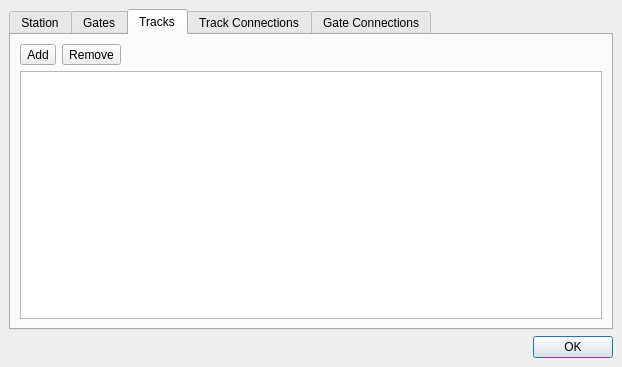
The window that src/stations/manager/stations/dialogs/stationeditdialog.ui (gfgit/ModelRailroadTimetablePlanner) describes before a commit, drawn with Qt 5.
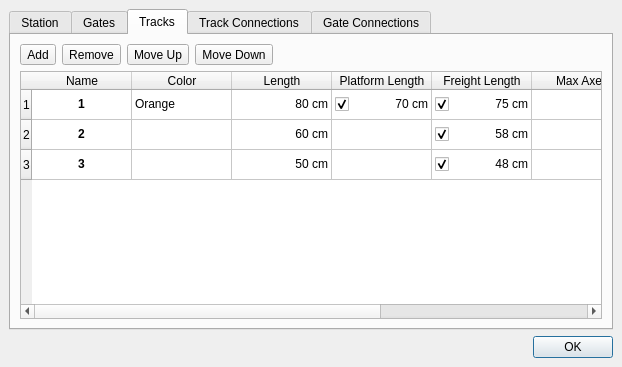
The same window after the commit. The open tabs and pages were chosen to show the change.

Commit message: StationEditDialog: mock-up made with designer tool just to see how it looks.

Patch:
```diff
--- a/src/stations/manager/stations/dialogs/stationeditdialog.ui
+++ b/src/stations/manager/stations/dialogs/stationeditdialog.ui
@@ -239,6 +239,20 @@
            </property>
           </widget>
          </item>
+         <item>
+          <widget class="QToolButton" name="moveTrackUpBut">
+           <property name="text">
+            <string>Move Up</string>
+           </property>
+          </widget>
+         </item>
+         <item>
+          <widget class="QToolButton" name="moveTrackDownBut">
+           <property name="text">
+            <string>Move Down</string>
+           </property>
+          </widget>
+         </item>
          <item>
           <spacer name="horizontalSpacer_2">
            <property name="orientation">
@@ -255,7 +269,227 @@
         </layout>
        </item>
        <item>
-        <widget class="QTableView" name="trackView"/>
+        <widget class="QTableWidget" name="trackView">
+         <row>
+          <property name="text">
+           <string>1</string>
+          </property>
+         </row>
+         <row>
+          <property name="text">
+           <string>2</string>
+          </property>
+         </row>
+         <row>
+          <property name="text">
+           <string>3</string>
+          </property>
+         </row>
+         <column>
+          <property name="text">
+           <string>Name</string>
+          </property>
+         </column>
+         <column>
+          <property name="text">
+           <string>Color</string>
+          </property>
+         </column>
+         <column>
+          <property name="text">
+           <string>Length</string>
+          </property>
+         </column>
+         <column>
+          <property name="text">
+           <string>Platform Length</string>
+          </property>
+         </column>
+         <column>
+          <property name="text">
+           <string>Freight Length</string>
+          </property>
+         </column>
+         <column>
+          <property name="text">
+           <string>Max Axes</string>
+          </property>
+         </column>
+         <column>
+          <property name="text">
+           <string>Electrified</string>
+          </property>
+         </column>
+         <column>
+          <property name="text">
+           <string>Trough</string>
+          </property>
+         </column>
+         <item row="0" column="0">
+          <property name="text">
+           <string>1</string>
+          </property>
+          <property name="font">
+           <font>
+            <weight>75</weight>
+            <bold>true</bold>
+           </font>
+          </property>
+          <property name="textAlignment">
+           <set>AlignCenter</set>
+          </property>
+         </item>
+         <item row="0" column="1">
+          <property name="text">
+           <string>Orange</string>
+          </property>
+          <property name="background">
+           <brush brushstyle="NoBrush">
+            <color alpha="255">
+             <red>255</red>
+             <green>170</green>
+             <blue>0</blue>
+            </color>
+           </brush>
+          </property>
+         </item>
+         <item row="0" column="2">
+          <property name="text">
+           <string>80 cm</string>
+          </property>
+          <property name="textAlignment">
+           <set>AlignTrailing|AlignVCenter</set>
+          </property>
+         </item>
+         <item row="0" column="3">
+          <property name="text">
+           <string>70 cm</string>
+          </property>
+          <property name="textAlignment">
+           <set>AlignTrailing|AlignVCenter</set>
+          </property>
+          <property name="checkState">
+           <enum>Checked</enum>
+          </property>
+         </item>
+         <item row="0" column="4">
+          <property name="text">
+           <string>75 cm</string>
+          </property>
+          <property name="textAlignment">
+           <set>AlignTrailing|AlignVCenter</set>
+          </property>
+          <property name="checkState">
+           <enum>Checked</enum>
+          </property>
+         </item>
+         <item row="0" column="5">
+          <property name="text">
+           <string>120</string>
+          </property>
+          <property name="textAlignment">
+           <set>AlignTrailing|AlignVCenter</set>
+          </property>
+         </item>
+         <item row="0" column="6">
+          <property name="text">
+           <string/>
+          </property>
+          <property name="checkState">
+           <enum>Checked</enum>
+          </property>
+         </item>
+         <item row="0" column="7">
+          <property name="text">
+           <string/>
+          </property>
+          <property name="checkState">
+           <enum>Checked</enum>
+          </property>
+         </item>
+         <item row="1" column="0">
+          <property name="text">
+           <string>2</string>
+          </property>
+          <property name="font">
+           <font>
+            <weight>75</weight>
+            <bold>true</bold>
+           </font>
+          </property>
+          <property name="textAlignment">
+           <set>AlignCenter</set>
+          </property>
+         </item>
+         <item row="1" column="2">
+          <property name="text">
+           <string>60 cm</string>
+          </property>
+          <property name="textAlignment">
+           <set>AlignTrailing|AlignVCenter</set>
+          </property>
+         </item>
+         <item row="1" column="4">
+          <property name="text">
+           <string>58 cm</string>
+          </property>
+          <property name="textAlignment">
+           <set>AlignTrailing|AlignVCenter</set>
+          </property>
+          <property name="checkState">
+           <enum>Checked</enum>
+          </property>
+         </item>
+         <item row="1" column="5">
+          <property name="text">
+           <string>80</string>
+          </property>
+          <property name="textAlignment">
+           <set>AlignTrailing|AlignVCenter</set>
+          </property>
+         </item>
+         <item row="2" column="0">
+          <property name="text">
+           <string>3</string>
+          </property>
+          <property name="font">
+           <font>
+            <weight>75</weight>
+            <bold>true</bold>
+           </font>
+          </property>
+          <property name="textAlignment">
+           <set>AlignCenter</set>
+          </property>
+         </item>
+         <item row="2" column="2">
+          <property name="text">
+           <string>50 cm</string>
+          </property>
+          <property name="textAlignment">
+           <set>AlignTrailing|AlignVCenter</set>
+          </property>
+         </item>
+         <item row="2" column="4">
+          <property name="text">
+           <string>48 cm</string>
+          </property>
+          <property name="textAlignment">
+           <set>AlignTrailing|AlignVCenter</set>
+          </property>
+          <property name="checkState">
+           <enum>Checked</enum>
+          </property>
+         </item>
+         <item row="2" column="5">
+          <property name="text">
+           <string>70</string>
+          </property>
+          <property name="textAlignment">
+           <set>AlignTrailing|AlignVCenter</set>
+          </property>
+         </item>
+        </widget>
        </item>
       </layout>
      </widget>
```
Left out of the diff: 89 changed lines with no effect on the pictures.
